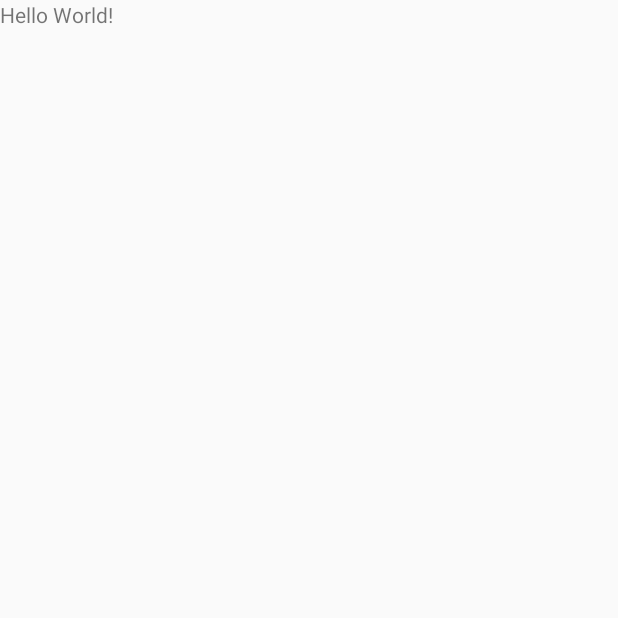
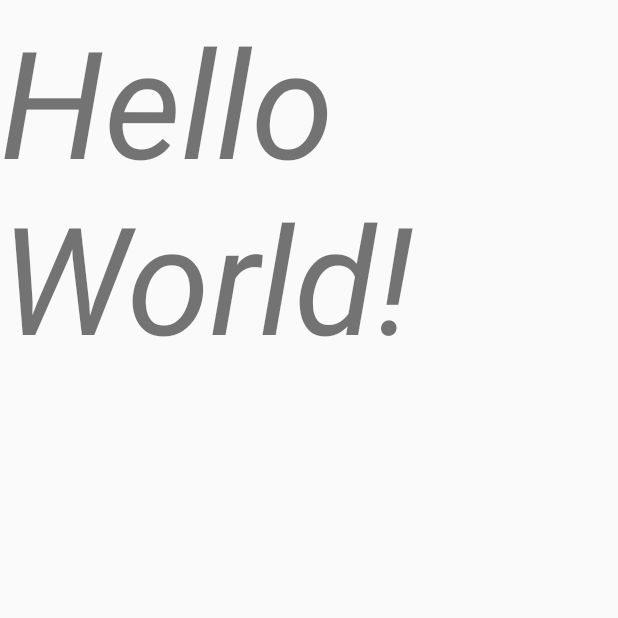
Before and after one commit to simarchhabra/FlashbackMusic, an Android app: the screen it shows after launch (MainActivity), on a phone screen of 412 x 824 dp, the top half of it. Before the commit the part shown is almost empty. Run offline under Robolectric (Android 15) with nearby library versions, the phone set to English and light mode, and no system bars.

Commit message:
Trying out workflow. Changed textsize to 100dp and text style to italics.

```diff
--- a/app/src/main/res/layout/content_main.xml
+++ b/app/src/main/res/layout/content_main.xml
@@ -11,6 +11,8 @@
         android:layout_width="wrap_content"
         android:layout_height="wrap_content"
         android:text="Hello World!"
+        android:textStyle="italic"
+        android:textSize="100dp"
         app:layout_constraintBottom_toBottomOf="parent"
         app:layout_constraintLeft_toLeftOf="parent"
         app:layout_constraintRight_toRightOf="parent"
```
